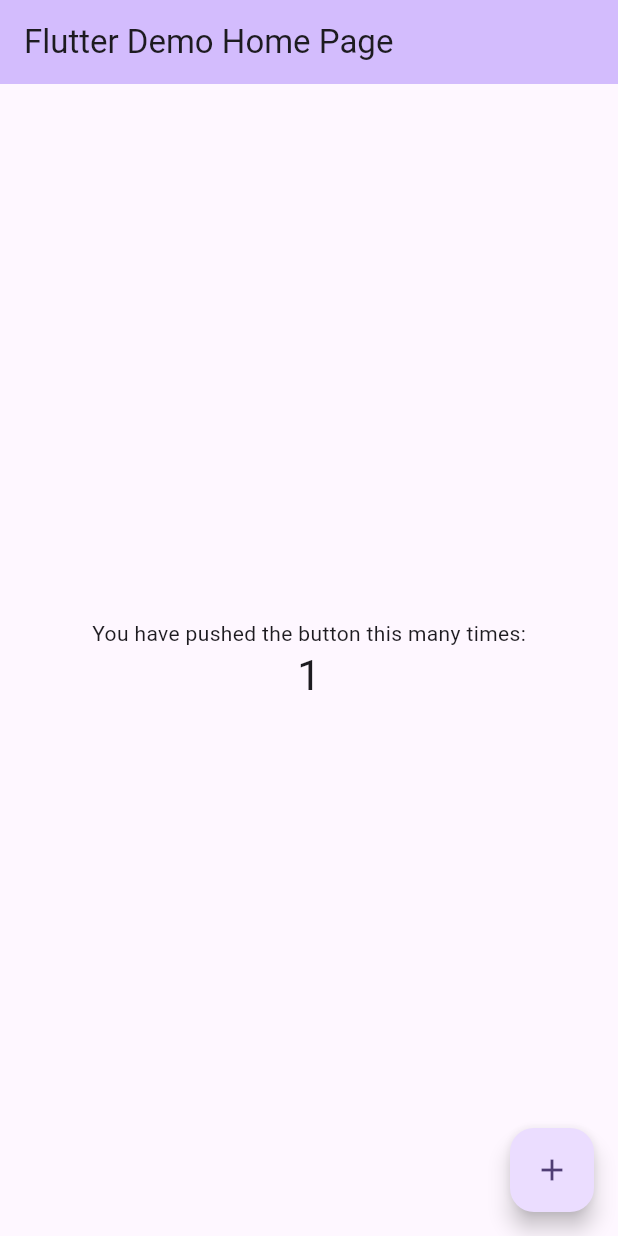
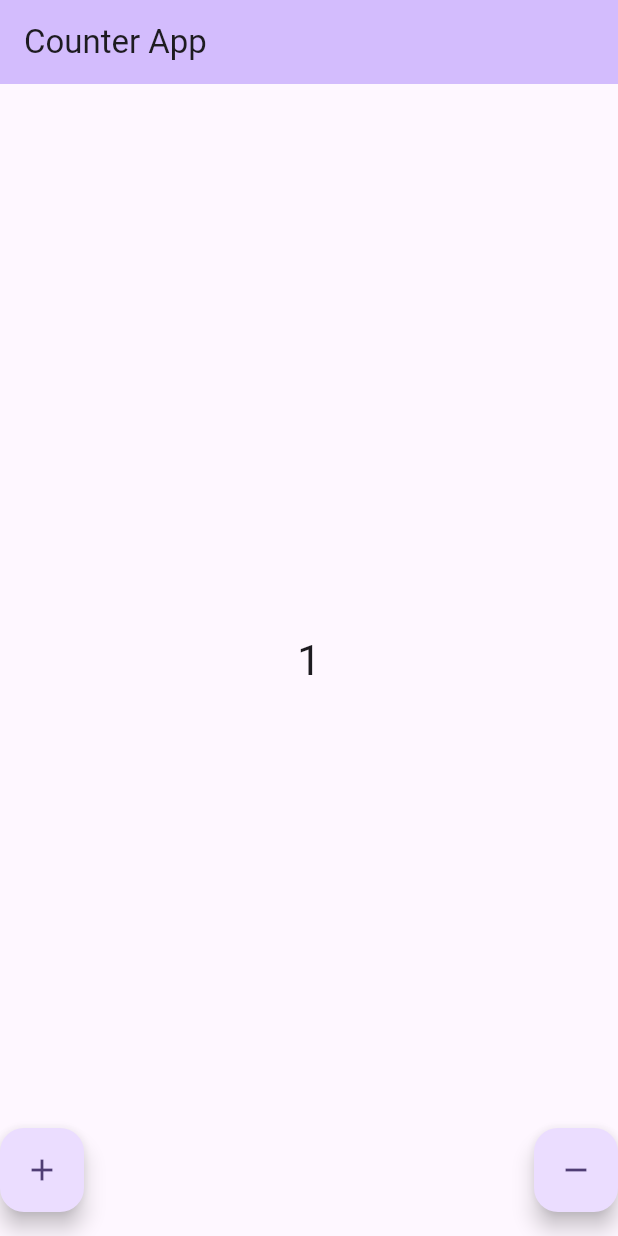
Before and after one commit to Atuoha/reglancing_bloc_testing, a Flutter app: the screen it shows after launch, after a tap on the "add" icon, on a phone screen of 412 x 824 dp. Run offline on Flutter 3.47's test engine with Material 2 defaults, Android fonts, the phone set to English and light mode, and no system bars; our stand-ins replace bloc, equatable, flutter_bloc, fluttertoast.

Commit message:
integrating bloc

```diff
--- /dev/null
+++ b/lib/business_logic/counter_bloc/counter_bloc.dart
@@ -0,0 +1,24 @@
+import 'dart:async';
+
+import 'package:bloc/bloc.dart';
+import 'package:equatable/equatable.dart';
+
+part 'counter_event.dart';
+
+part 'counter_state.dart';
+
+class CounterBloc extends Bloc<CounterEvent, CounterState> {
+  CounterBloc() : super(CounterState.initial()) {
+    on<CounterEvent>((event, emit) {
+      // TODO: implement event handler
+    });
+
+    on<IncrementCounter>((event, emit) {
+      emit(state.copyWith(value: state.value + 1));
+    });
+
+    on<DecrementCounter>((event, emit) {
+      emit(state.copyWith(value: state.value == 0 ? 0 : state.value - 1));
+    });
+  }
+}
--- /dev/null
+++ b/lib/business_logic/counter_bloc/counter_event.dart
@@ -0,0 +1,14 @@
+part of 'counter_bloc.dart';
+
+class CounterEvent extends Equatable {
+  const CounterEvent();
+
+  @override
+  List<Object?> get props => [];
+}
+
+class IncrementCounter extends CounterEvent {
+
+}
+
+class DecrementCounter extends CounterEvent {}
--- /dev/null
+++ b/lib/business_logic/counter_bloc/counter_state.dart
@@ -0,0 +1,19 @@
+part of 'counter_bloc.dart';
+
+class CounterState extends Equatable {
+  final int value;
+  const CounterState({required this.value});
+
+  factory CounterState.initial()=>const CounterState(value: 0);
+
+  @override
+  List<Object> get props => [value];
+
+  CounterState copyWith({
+    int? value,
+  }) {
+    return CounterState(
+      value: value ?? this.value,
+    );
+  }
+}
--- a/lib/main.dart
+++ b/lib/main.dart
@@ -1,4 +1,7 @@
 import 'package:flutter/material.dart';
+import 'package:flutter_bloc/flutter_bloc.dart';
+import 'package:re_glance_bloc_testing/business_logic/counter_bloc/counter_bloc.dart';
+import 'package:re_glance_bloc_testing/screens/counter_app.dart';
 
 void main() {
   runApp(const MyApp());
@@ -7,119 +10,18 @@ void main() {
 class MyApp extends StatelessWidget {
   const MyApp({super.key});
 
-  // This widget is the root of your application.
   @override
   Widget build(BuildContext context) {
-    return MaterialApp(
-      title: 'Flutter Demo',
-      theme: ThemeData(
-        // This is the theme of your application.
-        //
-        // TRY THIS: Try running your application with "flutter run". You'll see
-        // the application has a blue toolbar. Then, without quitting the app,
-        // try changing the seedColor in the colorScheme below to Colors.green
-        // and then invoke "hot reload" (save your changes or press the "hot
-        // reload" button in a Flutter-supported IDE, or press "r" if you used
-        // the command line to start the app).
-        //
-        // Notice that the counter didn't reset back to zero; the application
-        // state is not lost during the reload. To reset the state, use hot
-        // restart instead.
-        //
-        // This works for code too, not just values: Most code changes can be
-        // tested with just a hot reload.
-        colorScheme: ColorScheme.fromSeed(seedColor: Colors.deepPurple),
-        useMaterial3: true,
+    return BlocProvider(
+      create: (context) => CounterBloc(),
+      child: MaterialApp(
+        title: 'Flutter Demo',
+        theme: ThemeData(
+          colorScheme: ColorScheme.fromSeed(seedColor: Colors.deepPurple),
+          useMaterial3: true,
+        ),
+        home: const CounterApp(),
       ),
-      home: const MyHomePage(title: 'Flutter Demo Home Page'),
     );
   }
 }
-
-class MyHomePage extends StatefulWidget {
-  const MyHomePage({super.key, required this.title});
-
-  // This widget is the home page of your application. It is stateful, meaning
-  // that it has a State object (defined below) that contains fields that affect
-  // how it looks.
-
-  // This class is the configuration for the state. It holds the values (in this
-  // case the title) provided by the parent (in this case the App widget) and
-  // used by the build method of the State. Fields in a Widget subclass are
-  // always marked "final".
-
-  final String title;
-
-  @override
-  State<MyHomePage> createState() => _MyHomePageState();
-}
-
-class _MyHomePageState extends State<MyHomePage> {
-  int _counter = 0;
-
-  void _incrementCounter() {
-    setState(() {
-      // This call to setState tells the Flutter framework that something has
-      // changed in this State, which causes it to rerun the build method below
-      // so that the display can reflect the updated values. If we changed
-      // _counter without calling setState(), then the build method would not be
-      // called again, and so nothing would appear to happen.
-      _counter++;
-    });
-  }
-
-  @override
-  Widget build(BuildContext context) {
-    // This method is rerun every time setState is called, for instance as done
-    // by the _incrementCounter method above.
-    //
-    // The Flutter framework has been optimized to make rerunning build methods
-    // fast, so that you can just rebuild anything that needs updating rather
-    // than having to individually change instances of widgets.
-    return Scaffold(
-      appBar: AppBar(
-        // TRY THIS: Try changing the color here to a specific color (to
-        // Colors.amber, perhaps?) and trigger a hot reload to see the AppBar
-        // change color while the other colors stay the same.
-        backgroundColor: Theme.of(context).colorScheme.inversePrimary,
-        // Here we take the value from the MyHomePage object that was created by
-        // the App.build method, and use it to set our appbar title.
-        title: Text(widget.title),
-      ),
-      body: Center(
-        // Center is a layout widget. It takes a single child and positions it
-        // in the middle of the parent.
-        child: Column(
-          // Column is also a layout widget. It takes a list of children and
-          // arranges them vertically. By default, it sizes itself to fit its
-          // children horizontally, and tries to be as tall as its parent.
-          //
-          // Column has various properties to control how it sizes itself and
-          // how it positions its children. Here we use mainAxisAlignment to
-          // center the children vertically; the main axis here is the vertical
-          // axis because Columns are vertical (the cross axis would be
-          // horizontal).
-          //
-          // TRY THIS: Invoke "debug painting" (choose the "Toggle Debug Paint"
-          // action in the IDE, or press "p" in the console), to see the
-          // wireframe for each widget.
-          mainAxisAlignment: MainAxisAlignment.center,
-          children: <Widget>[
-            const Text(
-              'You have pushed the button this many times:',
-            ),
-            Text(
-              '$_counter',
-              style: Theme.of(context).textTheme.headlineMedium,
-            ),
-          ],
-        ),
-      ),
-      floatingActionButton: FloatingActionButton(
-        onPressed: _incrementCounter,
-        tooltip: 'Increment',
-        child: const Icon(Icons.add),
-      ), // This trailing comma makes auto-formatting nicer for build methods.
-    );
-  }
-}
--- /dev/null
+++ b/lib/screens/counter_app.dart
@@ -0,0 +1,53 @@
+import 'package:flutter/material.dart';
+import 'package:flutter_bloc/flutter_bloc.dart';
+import '../business_logic/counter_bloc/counter_bloc.dart';
+import '../widgets/widgets.dart';
+
+class CounterApp extends StatelessWidget {
+  const CounterApp({super.key});
+
+  @override
+  Widget build(BuildContext context) {
+    return Scaffold(
+      appBar: AppBar(
+        backgroundColor: Theme.of(context).colorScheme.inversePrimary,
+        title: const Text('Counter App'),
+      ),
+      body: Center(
+        child: BlocConsumer<CounterBloc, CounterState>(
+          listener: (context, state) {
+            if (state.value == 0) {
+              toastInfo(msg: 'Value is zero');
+            }
+          },
+          builder: (context, state) {
+            return Text(
+              '${state.value}',
+              style: Theme.of(context).textTheme.headlineMedium,
+            );
+          },
+        ),
+      ),
+      floatingActionButtonLocation: FloatingActionButtonLocation.centerFloat,
+      floatingActionButton: Row(
+        mainAxisAlignment: MainAxisAlignment.spaceBetween,
+        children: [
+          FloatingActionButton(
+            key: const Key('increment-button'),
+            onPressed: () =>
+                context.read<CounterBloc>().add(IncrementCounter()),
+            tooltip: 'Increment',
+            child: const Icon(Icons.add),
+          ),
+          FloatingActionButton(
+            key: const Key('decrement-button'),
+            onPressed: () =>
+                context.read<CounterBloc>().add(DecrementCounter()),
+            tooltip: 'Decrement',
+            child: const Icon(Icons.remove),
+          ),
+        ],
+      ),
+    );
+  }
+}
--- /dev/null
+++ b/lib/widgets/widgets.dart
@@ -0,0 +1,14 @@
+import 'package:flutter/material.dart';
+import 'package:fluttertoast/fluttertoast.dart';
+
+toastInfo({
+  required String msg,
+}) {
+  return Fluttertoast.showToast(
+    msg: msg,
+    backgroundColor: Colors.green,
+    toastLength: Toast.LENGTH_LONG,
+    gravity: ToastGravity.TOP,
+    timeInSecForIosWeb: 2,
+  );
+}
--- a/pubspec.yaml
+++ b/pubspec.yaml
@@ -37,6 +37,7 @@ dependencies:
   cupertino_icons: ^1.0.2
   flutter_bloc: ^8.1.3
   equatable: ^2.0.5
+  fluttertoast: ^8.2.2
 
 dev_dependencies:
   flutter_test:
```
Also changed, not shown: pubspec.lock, 6 other files.
